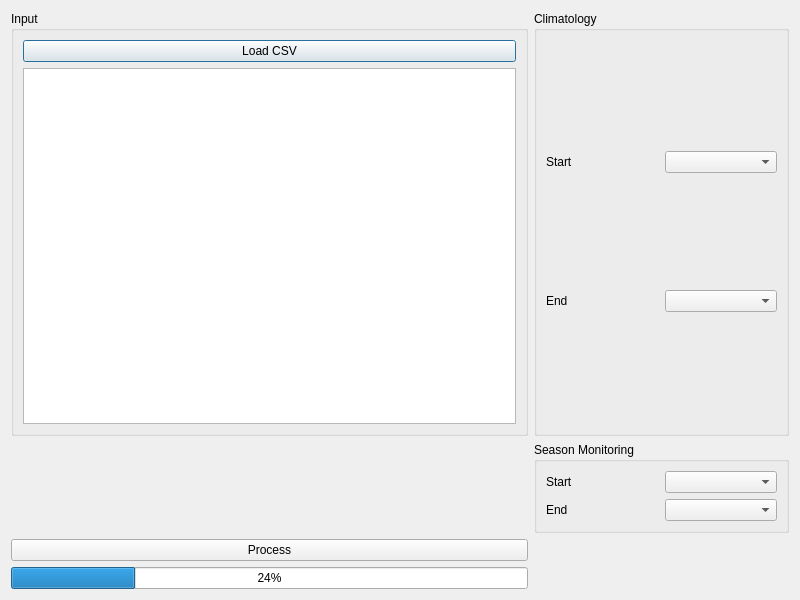
The window that nsmpg_dialog_base.ui (JuanPDiazL/SMPG) describes before a commit, drawn with Qt 5.
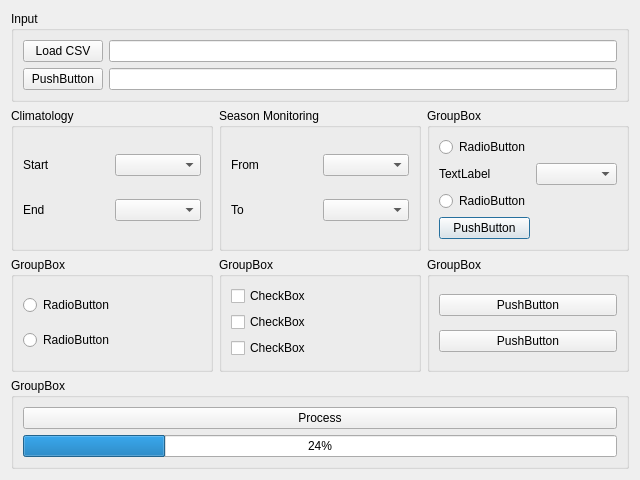
The same window after the commit.

Commit message: added placeholders for the UI, added support for options for the results computation, added some comments, added some common functions, added climatology and season monitoring functions, and improved the web template with tables, dark mode, cleaner code for the charts and better layout.

Diff of the .ui file:
```diff
--- a/nsmpg_dialog_base.ui
+++ b/nsmpg_dialog_base.ui
@@ -6,70 +6,78 @@
    <rect>
     <x>0</x>
     <y>0</y>
-    <width>800</width>
-    <height>600</height>
+    <width>640</width>
+    <height>480</height>
    </rect>
   </property>
   <property name="windowTitle">
    <string>New SMPG</string>
   </property>
   <layout class="QGridLayout" name="gridLayout">
-   <item row="3" column="0" colspan="2">
-    <widget class="QProgressBar" name="progressBar">
-     <property name="value">
-      <number>24</number>
-     </property>
-     <property name="alignment">
-      <set>Qt::AlignCenter</set>
-     </property>
-     <property name="textVisible">
-      <bool>true</bool>
-     </property>
-     <property name="invertedAppearance">
-      <bool>false</bool>
-     </property>
-    </widget>
-   </item>
-   <item row="0" column="0" colspan="2">
-    <widget class="QGroupBox" name="groupBox_7">
+   <item row="1" column="2">
+    <widget class="QGroupBox" name="groupBox">
      <property name="title">
-      <string>Input</string>
+      <string>GroupBox</string>
      </property>
-     <layout class="QGridLayout" name="gridLayout_2">
+     <layout class="QGridLayout" name="gridLayout_8">
       <item row="1" column="0">
-       <widget class="QTableView" name="table">
-        <attribute name="horizontalHeaderCascadingSectionResizes">
-         <bool>false</bool>
-        </attribute>
-        <attribute name="horizontalHeaderShowSortIndicator" stdset="0">
-         <bool>false</bool>
-        </attribute>
-        <attribute name="horizontalHeaderStretchLastSection">
-         <bool>false</bool>
-        </attribute>
-        <attribute name="verticalHeaderCascadingSectionResizes">
-         <bool>false</bool>
-        </attribute>
+       <widget class="QLabel" name="label">
+        <property name="text">
+         <string>TextLabel</string>
+        </property>
        </widget>
       </item>
+      <item row="1" column="1">
+       <widget class="QComboBox" name="comboBox"/>
+      </item>
+      <item row="2" column="0">
+       <widget class="QRadioButton" name="radioButton_2">
+        <property name="text">
+         <string>RadioButton</string>
+        </property>
+       </widget>
+      </item>
       <item row="0" column="0">
-       <widget class="QPushButton" name="loadFileButton">
+       <widget class="QRadioButton" name="radioButton">
         <property name="text">
-         <string>Load CSV</string>
+         <string>RadioButton</string>
         </property>
        </widget>
       </item>
+      <item row="3" column="0">
+       <widget class="QPushButton" name="pushButton">
+        <property name="text">
+         <string>PushButton</string>
+        </property>
+       </widget>
+      </item>
      </layout>
     </widget>
    </item>
-   <item row="2" column="0" colspan="2">
-    <widget class="QPushButton" name="processButton">
-     <property name="text">
-      <string>Process</string>
+   <item row="2" column="2">
+    <widget class="QGroupBox" name="groupBox_4">
+     <property name="title">
+      <string>GroupBox</string>
      </property>
+     <layout class="QGridLayout" name="gridLayout_11">
+      <item row="0" column="0">
+       <widget class="QPushButton" name="pushButton_2">
+        <property name="text">
+         <string>PushButton</string>
+        </property>
+       </widget>
+      </item>
+      <item row="1" column="0">
+       <widget class="QPushButton" name="pushButton_3">
+        <property name="text">
+         <string>PushButton</string>
+        </property>
+       </widget>
+      </item>
+     </layout>
     </widget>
    </item>
-   <item row="0" column="2">
+   <item row="1" column="0">
     <widget class="QGroupBox" name="climbox">
      <property name="title">
       <string>Climatology</string>
@@ -98,7 +106,7 @@
      </layout>
     </widget>
    </item>
-   <item row="1" column="2">
+   <item row="1" column="1">
     <widget class="QGroupBox" name="gridGroupBox">
      <property name="title">
       <string>Season Monitoring</string>
@@ -113,14 +121,140 @@
       <item row="0" column="0">
        <widget class="QLabel" name="sestartlabel">
         <property name="text">
-         <string>Start</string>
+         <string>From</string>
         </property>
        </widget>
       </item>
       <item row="1" column="0">
        <widget class="QLabel" name="sesendlabel">
         <property name="text">
-         <string>End</string>
+         <string>To</string>
+        </property>
+       </widget>
+      </item>
+     </layout>
+    </widget>
+   </item>
+   <item row="2" column="1">
+    <widget class="QGroupBox" name="groupBox_3">
+     <property name="title">
+      <string>GroupBox</string>
+     </property>
+     <layout class="QGridLayout" name="gridLayout_10">
+      <item row="1" column="0">
+       <widget class="QCheckBox" name="checkBox_2">
+        <property name="text">
+         <string>CheckBox</string>
+        </property>
+       </widget>
+      </item>
+      <item row="0" column="0">
+       <widget class="QCheckBox" name="checkBox">
+        <property name="text">
+         <string>CheckBox</string>
+        </property>
+       </widget>
+      </item>
+      <item row="2" column="0">
+       <widget class="QCheckBox" name="checkBox_3">
+        <property name="text">
+         <string>CheckBox</string>
+        </property>
+       </widget>
+      </item>
+     </layout>
+    </widget>
+   </item>
+   <item row="2" column="0">
+    <widget class="QGroupBox" name="groupBox_2">
+     <property name="title">
+      <string>GroupBox</string>
+     </property>
+     <layout class="QGridLayout" name="gridLayout_9">
+      <item row="0" column="0">
+       <widget class="QRadioButton" name="radioButton_3">
+        <property name="text">
+         <string>RadioButton</string>
+        </property>
+       </widget>
+      </item>
+      <item row="1" column="0">
+       <widget class="QRadioButton" name="radioButton_4">
+        <property name="text">
+         <string>RadioButton</string>
+        </property>
+       </widget>
+      </item>
+     </layout>
+    </widget>
+   </item>
+   <item row="0" column="0" colspan="3">
+    <widget class="QGroupBox" name="groupBox_7">
+     <property name="sizePolicy">
+      <sizepolicy hsizetype="Preferred" vsizetype="Maximum">
+       <horstretch>0</horstretch>
+       <verstretch>0</verstretch>
+      </sizepolicy>
+     </property>
+     <property name="title">
+      <string>Input</string>
+     </property>
+     <layout class="QGridLayout" name="gridLayout_2">
+      <item row="0" column="0">
+       <widget class="QPushButton" name="loadFileButton">
+        <property name="text">
+         <string>Load CSV</string>
+        </property>
+       </widget>
+      </item>
+      <item row="1" column="0">
+       <widget class="QPushButton" name="pushButton_4">
+        <property name="text">
+         <string>PushButton</string>
+        </property>
+       </widget>
+      </item>
+      <item row="1" column="1">
+       <widget class="QLineEdit" name="lineEdit_2"/>
+      </item>
+      <item row="0" column="1">
+       <widget class="QLineEdit" name="datasetInputLineEdit"/>
+      </item>
+     </layout>
+    </widget>
+   </item>
+   <item row="3" column="0" colspan="3">
+    <widget class="QGroupBox" name="groupBox_5">
+     <property name="sizePolicy">
+      <sizepolicy hsizetype="Preferred" vsizetype="Maximum">
+       <horstretch>0</horstretch>
+       <verstretch>0</verstretch>
+      </sizepolicy>
+     </property>
+     <property name="title">
+      <string>GroupBox</string>
+     </property>
+     <layout class="QGridLayout" name="gridLayout_4">
+      <item row="0" column="0">
+       <widget class="QPushButton" name="processButton">
+        <property name="text">
+         <string>Process</string>
+        </property>
+       </widget>
+      </item>
+      <item row="1" column="0">
+       <widget class="QProgressBar" name="progressBar">
+        <property name="value">
+         <number>24</number>
+        </property>
+        <property name="alignment">
+         <set>Qt::AlignCenter</set>
+        </property>
+        <property name="textVisible">
+         <bool>true</bool>
+        </property>
+        <property name="invertedAppearance">
+         <bool>false</bool>
         </property>
        </widget>
       </item>
```
The commit also changes 17 other files.
